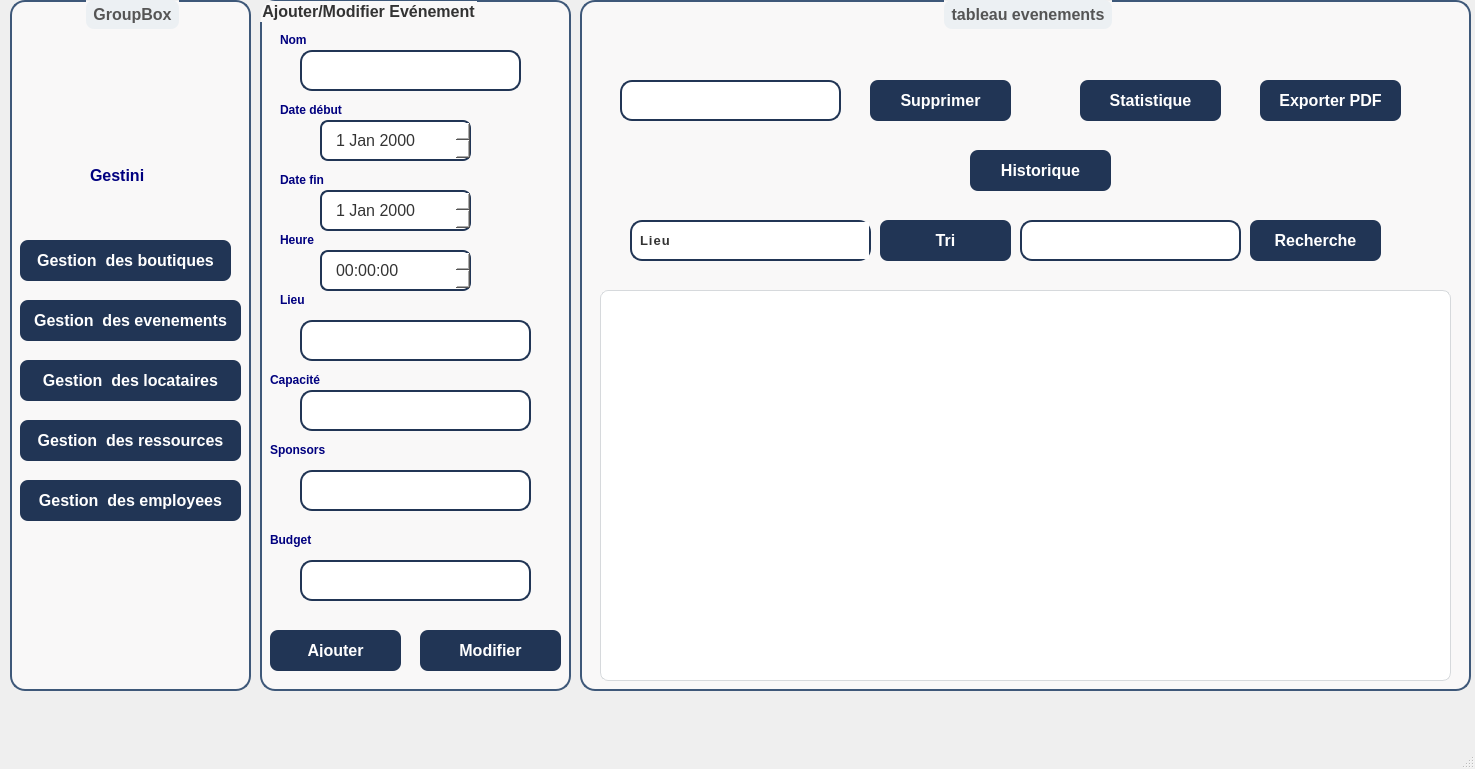
First picture: the form in mainwindow.ui, repository ProjetCPP2425/2a20-genesis, before the edit.
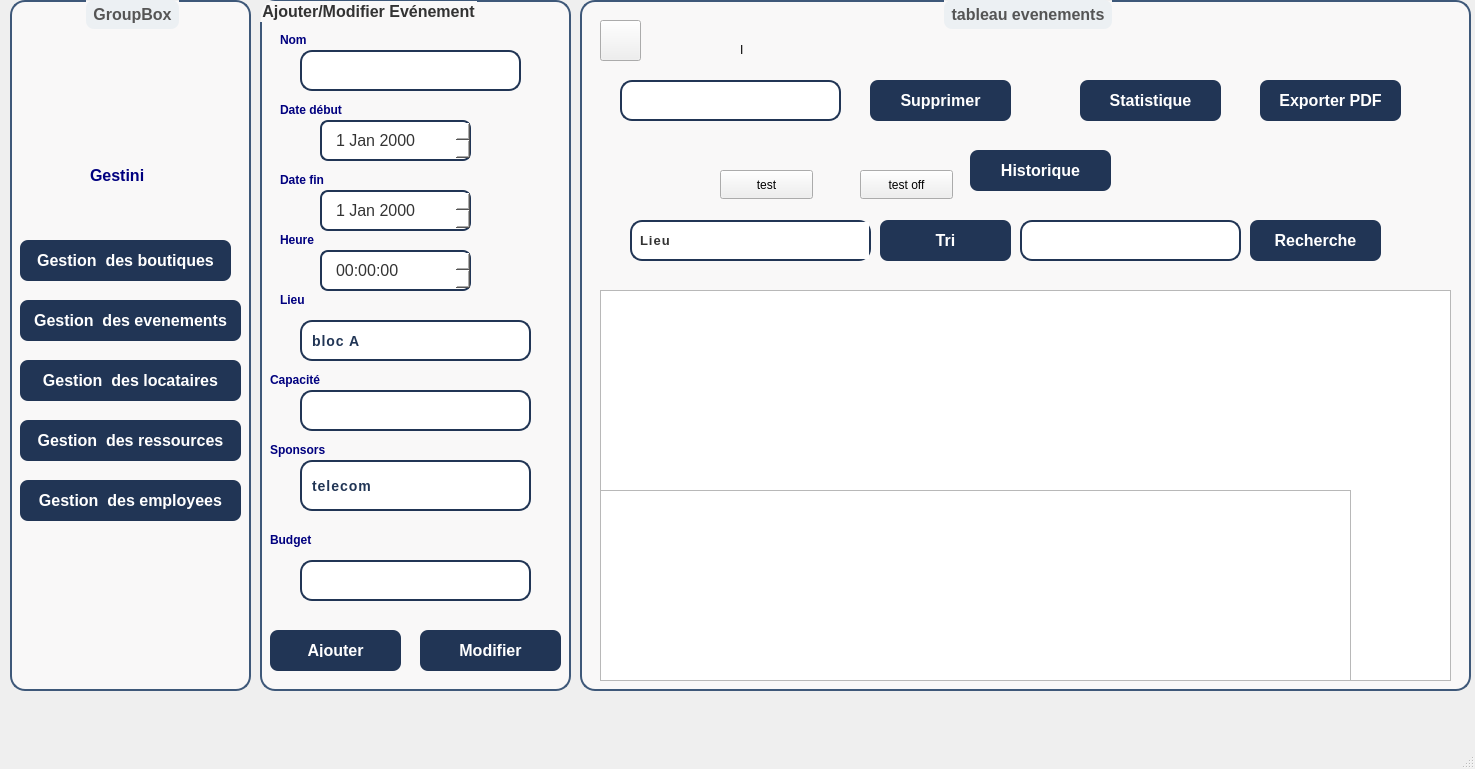
Second picture: the form after the edit. Icons and pictures are not drawn.

Diff of the .ui file:
```diff
--- a/mainwindow.ui
+++ b/mainwindow.ui
@@ -204,41 +204,7 @@
       <string>&lt;html&gt;&lt;head/&gt;&lt;body&gt;&lt;p&gt;&lt;span style=&quot; font-weight:700; color:#00007f;&quot;&gt;Lieu&lt;/span&gt;&lt;/p&gt;&lt;/body&gt;&lt;/html&gt;</string>
      </property>
     </widget>
-    <widget class="QLineEdit" name="lineedit_lieu">
-     <property name="geometry">
-      <rect>
-       <x>40</x>
-       <y>320</y>
-       <width>231</width>
-       <height>41</height>
-      </rect>
-     </property>
-     <property name="whatsThis">
-      <string>&lt;html&gt;&lt;head/&gt;&lt;body&gt;&lt;p&gt;&lt;br/&gt;&lt;/p&gt;&lt;/body&gt;&lt;/html&gt;</string>
-     </property>
-     <property name="styleSheet">
-      <string notr="true">QLineEdit {
-    background: #ffffff; /* White background */
-    border: 2px solid #213555; /* Blue border */
-    border-radius: 12px; /* Rounded corners */
-    padding: 8px;
-    font-size: 13px;
-    color: #3e5879; /* Dark text color */
-    font-weight: bold;
-    letter-spacing: 1px;
-}
-
-QLineEdit:focus {
-    border: 2px solid #00bfff; /* Blue border on focus */
-    background: #f5f5f5; /* Light gray background on focus */
-}
-</string>
-     </property>
-     <property name="text">
-      <string/>
-     </property>
-    </widget>
-    <widget class="QDateEdit" name="lineedit_date_fin">
+    <widget class="QDateEdit" name="lineedit_date_debut">
      <property name="geometry">
       <rect>
        <x>60</x>
@@ -382,40 +348,6 @@
       <string>&lt;html&gt;&lt;head/&gt;&lt;body&gt;&lt;p&gt;&lt;span style=&quot; font-weight:700; color:#00007f;&quot;&gt;Sponsors&lt;/span&gt;&lt;/p&gt;&lt;/body&gt;&lt;/html&gt;</string>
      </property>
     </widget>
-    <widget class="QLineEdit" name="lineedit_sponsors">
-     <property name="geometry">
-      <rect>
-       <x>40</x>
-       <y>470</y>
-       <width>231</width>
-       <height>41</height>
-      </rect>
-     </property>
-     <property name="whatsThis">
-      <string>&lt;html&gt;&lt;head/&gt;&lt;body&gt;&lt;p&gt;&lt;br/&gt;&lt;/p&gt;&lt;/body&gt;&lt;/html&gt;</string>
-     </property>
-     <property name="styleSheet">
-      <string notr="true">QLineEdit {
-    background: #ffffff; /* White background */
-    border: 2px solid #213555; /* Blue border */
-    border-radius: 12px; /* Rounded corners */
-    padding: 8px;
-    font-size: 13px;
-    color: #3e5879; /* Dark text color */
-    font-weight: bold;
-    letter-spacing: 1px;
-}
-
-QLineEdit:focus {
-    border: 2px solid #00bfff; /* Blue border on focus */
-    background: #f5f5f5; /* Light gray background on focus */
-}
-</string>
-     </property>
-     <property name="text">
-      <string/>
-     </property>
-    </widget>
     <widget class="QLabel" name="label_17">
      <property name="geometry">
       <rect>
@@ -602,6 +534,185 @@
       <string>Modifier</string>
      </property>
     </widget>
+    <widget class="QComboBox" name="comboBox_lieu">
+     <property name="geometry">
+      <rect>
+       <x>40</x>
+       <y>320</y>
+       <width>231</width>
+       <height>41</height>
+      </rect>
+     </property>
+     <property name="styleSheet">
+      <string notr="true">QComboBox {
+    background-color: #ffffff; /* White background */
+    border: 2px solid #213555; /* Blue border */
+    border-radius: 12px; /* Rounded corners */
+    padding: 6px 10px;
+    font-size: 14px;
+    color: #213555; /* Darker text color for better visibility */
+    font-weight: bold;
+    letter-spacing: 1px;
+    min-width: 120px; /* Ensures better visibility */
+}
+
+/* When the combo box is focused */
+QComboBox:focus {
+    border: 2px solid #00bfff; /* Bright blue border */
+    background-color: #f0f8ff; /* Light blue background for visibility */
+}
+
+/* Drop-down button */
+QComboBox::drop-down {
+    border: none;
+    background: transparent;
+    width: 24px;
+    padding-right: 6px;
+}
+
+/* Custom dropdown arrow */
+QComboBox::down-arrow {
+    image: url(arrow.png); /* Ensure this path is correct */
+    width: 14px;
+    height: 14px;
+}
+
+/* Drop-down list */
+QComboBox QAbstractItemView {
+    background-color: #ffffff;
+    border: 2px solid #213555;
+    selection-background-color: #00bfff; /* Bright blue selection */
+    selection-color: #ffffff; /* White text for contrast */
+    border-radius: 8px;
+    padding: 5px;
+    font-size: 13px;
+}
+
+/* Hover effect for list items */
+QComboBox QAbstractItemView::item:hover {
+    background-color: #0077cc; /* Slightly darker blue for hover */
+    color: #ffffff;
+}
+</string>
+     </property>
+     <item>
+      <property name="text">
+       <string>bloc A</string>
+      </property>
+     </item>
+     <item>
+      <property name="text">
+       <string>bloc B</string>
+      </property>
+     </item>
+     <item>
+      <property name="text">
+       <string>bloc C</string>
+      </property>
+     </item>
+     <item>
+      <property name="text">
+       <string>bloc D</string>
+      </property>
+     </item>
+     <item>
+      <property name="text">
+       <string>bloc E</string>
+      </property>
+     </item>
+    </widget>
+    <widget class="QComboBox" name="comboBox_sponsors">
+     <property name="geometry">
+      <rect>
+       <x>40</x>
+       <y>460</y>
+       <width>231</width>
+       <height>51</height>
+      </rect>
+     </property>
+     <property name="styleSheet">
+      <string notr="true">QComboBox {
+    background-color: #ffffff; /* White background */
+    border: 2px solid #213555; /* Blue border */
+    border-radius: 12px; /* Rounded corners */
+    padding: 6px 10px;
+    font-size: 14px;
+    color: #213555; /* Darker text color for better visibility */
+    font-weight: bold;
+    letter-spacing: 1px;
+    min-width: 120px; /* Ensures better visibility */
+}
+
+/* When the combo box is focused */
+QComboBox:focus {
+    border: 2px solid #00bfff; /* Bright blue border */
+    background-color: #f0f8ff; /* Light blue background for visibility */
+}
+
+/* Drop-down button */
+QComboBox::drop-down {
+    border: none;
+    background: transparent;
+    width: 24px;
+    padding-right: 6px;
+}
+
+/* Custom dropdown arrow */
+QComboBox::down-arrow {
+    image: url(down-arrow.png); /* Ensure this path is correct */
+    width: 14px;
+    height: 14px;
+}
+
+/* Drop-down list */
+QComboBox QAbstractItemView {
+    background-color: #ffffff;
+    border: 2px solid #213555;
+    selection-background-color: #00bfff; /* Bright blue selection */
+    selection-color: #ffffff; /* White text for contrast */
+    border-radius: 8px;
+    padding: 5px;
+    font-size: 13px;
+}
+
+/* Hover effect for list items */
+QComboBox QAbstractItemView::item:hover {
+    background-color: #0077cc; /* Slightly darker blue for hover */
+    color: #ffffff;
+}
+</string>
+     </property>
+     <item>
+      <property name="text">
+       <string>telecom</string>
+      </property>
+     </item>
+     <item>
+      <property name="text">
+       <string>orange</string>
+      </property>
+     </item>
+     <item>
+      <property name="text">
+       <string>safia</string>
+      </property>
+     </item>
+     <item>
+      <property name="text">
+       <string>saida</string>
+      </property>
+     </item>
+     <item>
+      <property name="text">
+       <string>delice</string>
+      </property>
+     </item>
+     <item>
+      <property name="text">
+       <string>esprit</string>
+      </property>
+     </item>
+    </widget>
    </widget>
    <widget class="QGroupBox" name="groupBox_2">
     <property name="geometry">
@@ -975,50 +1086,7 @@
       </rect>
      </property>
      <property name="styleSheet">
-      <string notr="true">/* Style pour le QTableView */
-QTableView {
-    background-color: #ffffff; /* Fond blanc */
-    border: 1px solid #d6d9dc; /* Bordure grise claire */
-    gridline-color: #dee2e6; /* Couleur de la grille */
-    selection-background-color: #213555; /* Fond bleu pour la sélection */
-    selection-color: white; /* Texte blanc pour la sélection */
-    alternate-background-color: #eef2f5; /* Fond alterné clair */
-    border-radius: 8px; /* Coins arrondis */
-    font-size: 12px; /* Taille de police plus petite */
-    width: 100%; /* Prend toute la largeur du conteneur */
-    table-layout: fixed; /* Colonnes de largeur fixe */
-}
-
-/* Style pour les éléments de la table */
-QTableView::item {
-    padding: 5px; /* Espacement interne des éléments */
-    border: none; /* Pas de bordure interne */
-    white-space: nowrap; /* Empêche le texte de déborder */
-    text-overflow: ellipsis; /* Ajoute des points de suspension si nécessaire */
-}
-
-/* Style pour les en-têtes de colonnes */
-QHeaderView::section {
-    background-color: #213555; /* Fond bleu pour les en-têtes */
-    color: white; /* Texte en blanc pour les en-têtes */
-    padding: 5px; /* Espacement interne des en-têtes */
-    font-size: 12px; /* Taille de police plus petite pour les en-têtes */
-    border-bottom: 2px solid #2e4566; /* Bordure bleue plus foncée en bas */
-}
-
-/* Style pour les éléments sélectionnés */
-QTableView::item:selected {
-    background-color: #213555; /* Fond bleu pour la sélection */
-    color: white; /* Texte blanc pour la sélection */
-}
-
-/* Style pour le survol des éléments */
-QTableView::item:hover {
-    background-color: #1a2a3b; /* Fond bleu plus foncé au survol */
-    color: white; /* Texte blanc au survol */
-    cursor: pointer; /* Changement de curseur au survol */
-}
-</string>
+      <string notr="true"/>
      </property>
     </widget>
     <widget class="QLineEdit" name="lineedit_old_nom">
@@ -1053,6 +1121,80 @@
 </string>
      </property>
     </widget>
+    <widget class="QPushButton" name="pushButtonNotification">
+     <property name="enabled">
+      <bool>true</bool>
+     </property>
+     <property name="geometry">
+      <rect>
+       <x>20</x>
+       <y>20</y>
+       <width>41</width>
+       <height>41</height>
+      </rect>
+     </property>
+     <property name="font">
+      <font>
+       <stylestrategy>NoAntialias</stylestrategy>
+       <kerning>true</kerning>
+      </font>
+     </property>
+     <property name="styleSheet">
+      <string notr="true">image: url(:/bell.png);</string>
+     </property>
+     <property name="text">
+      <string/>
+     </property>
+    </widget>
+    <widget class="QTableView" name="historyView">
+     <property name="geometry">
+      <rect>
+       <x>20</x>
+       <y>490</y>
+       <width>751</width>
+       <height>191</height>
+      </rect>
+     </property>
+    </widget>
+    <widget class="QPushButton" name="pushButton_testarduino">
+     <property name="geometry">
+      <rect>
+       <x>140</x>
+       <y>170</y>
+       <width>93</width>
+       <height>29</height>
+      </rect>
+     </property>
+     <property name="text">
+      <string>test</string>
+     </property>
+    </widget>
+    <widget class="QPushButton" name="pushButton_arduinoff">
+     <property name="geometry">
+      <rect>
+       <x>280</x>
+       <y>170</y>
+       <width>93</width>
+       <height>29</height>
+      </rect>
+     </property>
+     <property name="text">
+      <string>test off</string>
+     </property>
+    </widget>
+    <widget class="QLabel" name="label_ard">
+     <property name="geometry">
+      <rect>
+       <x>160</x>
+       <y>40</y>
+       <width>63</width>
+       <height>20</height>
+      </rect>
+     </property>
+     <property name="text">
+      <string>I</string>
+     </property>
+    </widget>
    </widget>
    <widget class="QGroupBox" name="groupBox_3">
     <property name="geometry">
```
Left out of the diff: 14 changed lines with no effect on the pictures.
